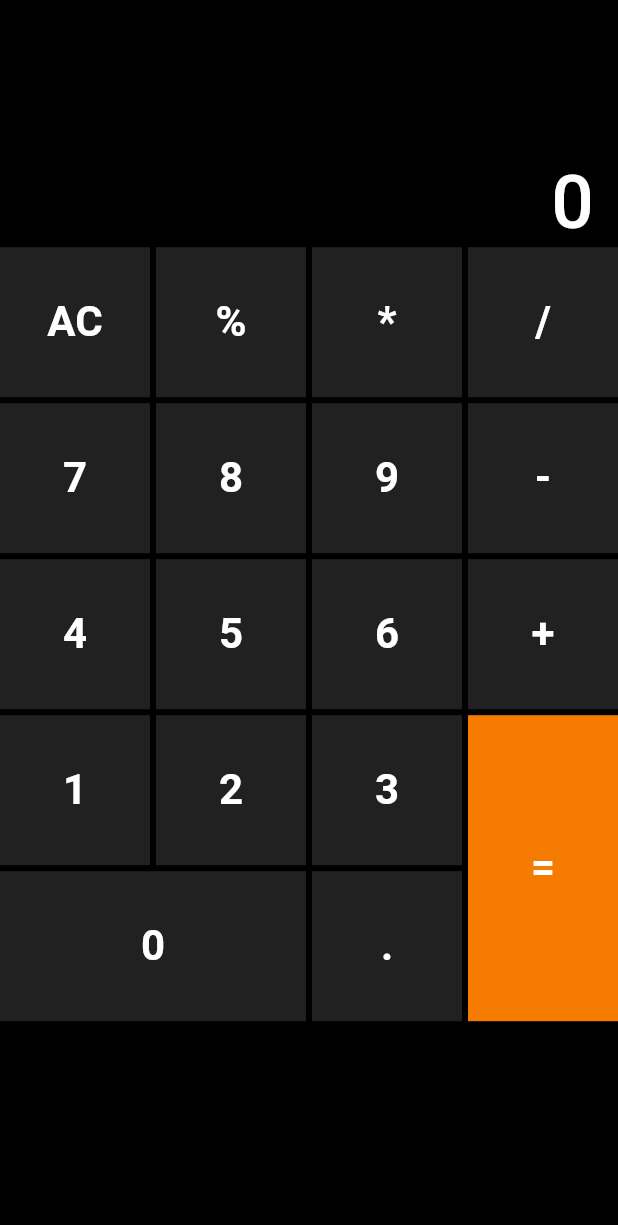
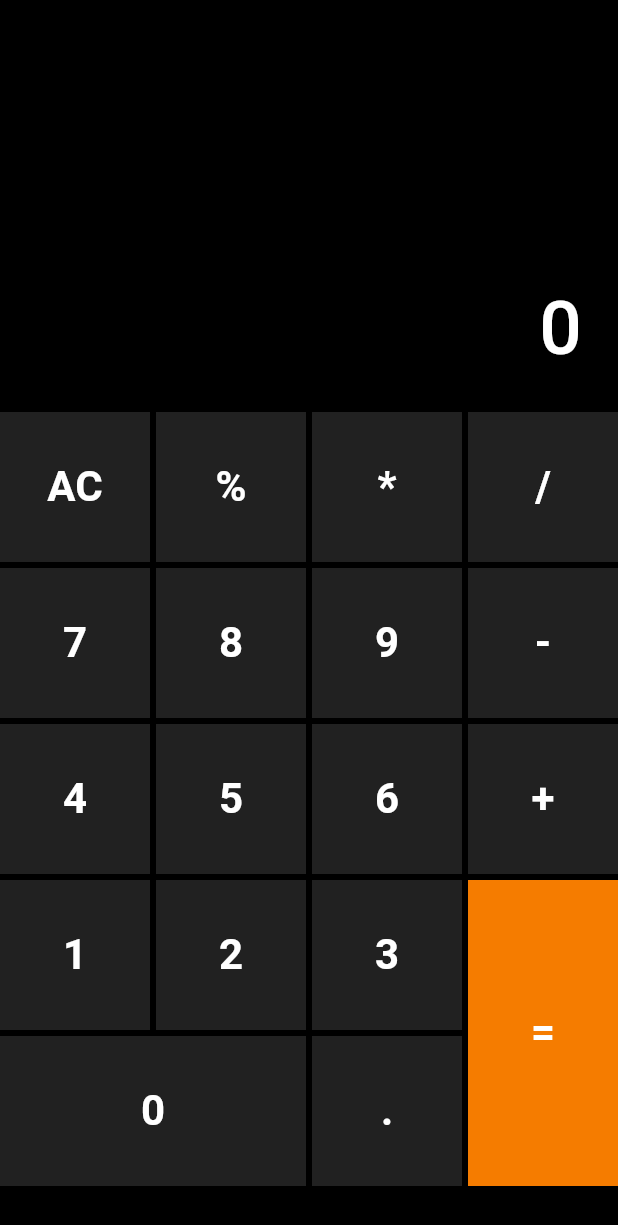
Before and after one commit to dan7sc/flutter-calculator, a Flutter app: the screen it shows after launch, on a phone screen of 412 x 824 dp. Shown: the top 1225 px of the screen. Run offline on Flutter 3.47's test engine with Material 2 defaults, Android fonts, the phone set to English and light mode, and no system bars.

Commit message:
Update display style

```diff
--- a/lib/main.dart
+++ b/lib/main.dart
@@ -40,15 +40,22 @@ class _MyHomePageState extends State<MyHomePage> {
   Widget build(BuildContext context) {
     return Scaffold(
       backgroundColor: Colors.black,
-      body: Column(
+      body: SafeArea(
+        top: true,
+        bottom: true,
+        child: Column(
           children: [
             Expanded(
+              flex: 2,
               child: Container(
-              color: Colors.black,
                 child: Align(
                   alignment: Alignment.bottomRight,
                   child: Padding(
-                  padding: const EdgeInsets.only(right: 16.0),
+                    padding: const EdgeInsets.only(
+                      right: 24.0,
+                      bottom: 26.0,
+                      left: 24.0,
+                    ),
                     child: Text(
                       "0",
                       style: TextStyle(
@@ -74,7 +81,8 @@ class _MyHomePageState extends State<MyHomePage> {
                       print(options[index]);
                     },
                     child: Container(
-                    color: index == 15 ? Color(0xFFF57C00) : Color(0xFF212121),
+                      color:
+                          index == 15 ? Color(0xFFF57C00) : Color(0xFF212121),
                       child: Center(
                         child: Text(
                           options[index],
@@ -103,6 +111,7 @@ class _MyHomePageState extends State<MyHomePage> {
             ),
           ],
         ),
+      ),
     );
   }
 }
```
Lines whose indentation alone changed are shown as unchanged.
